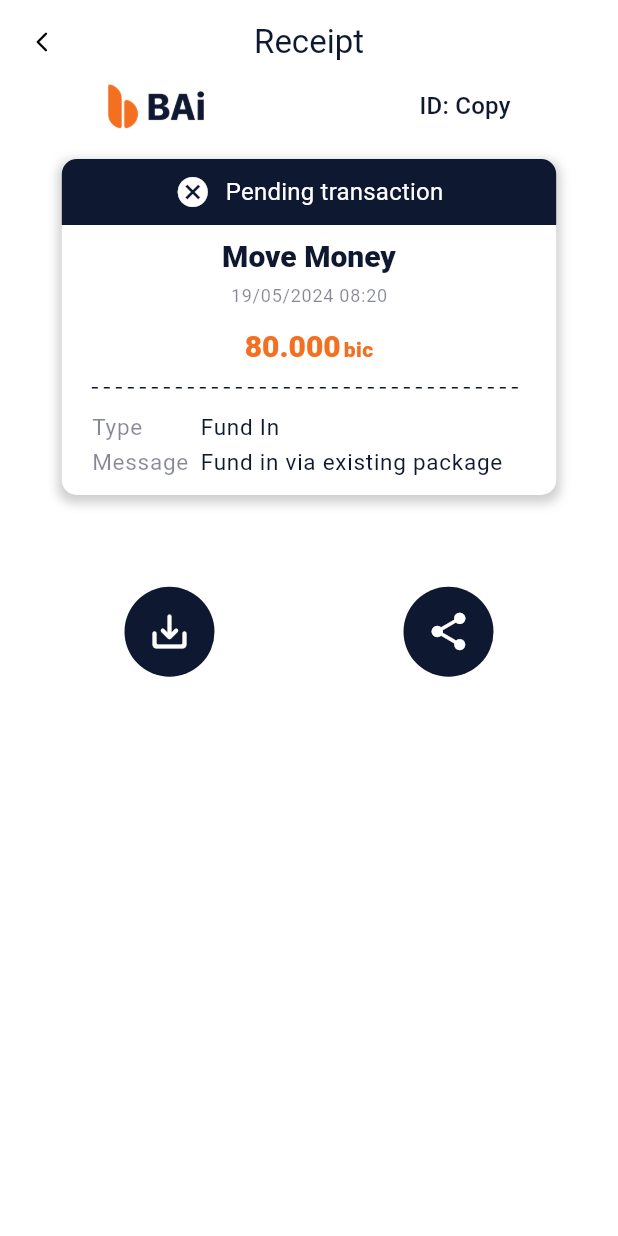
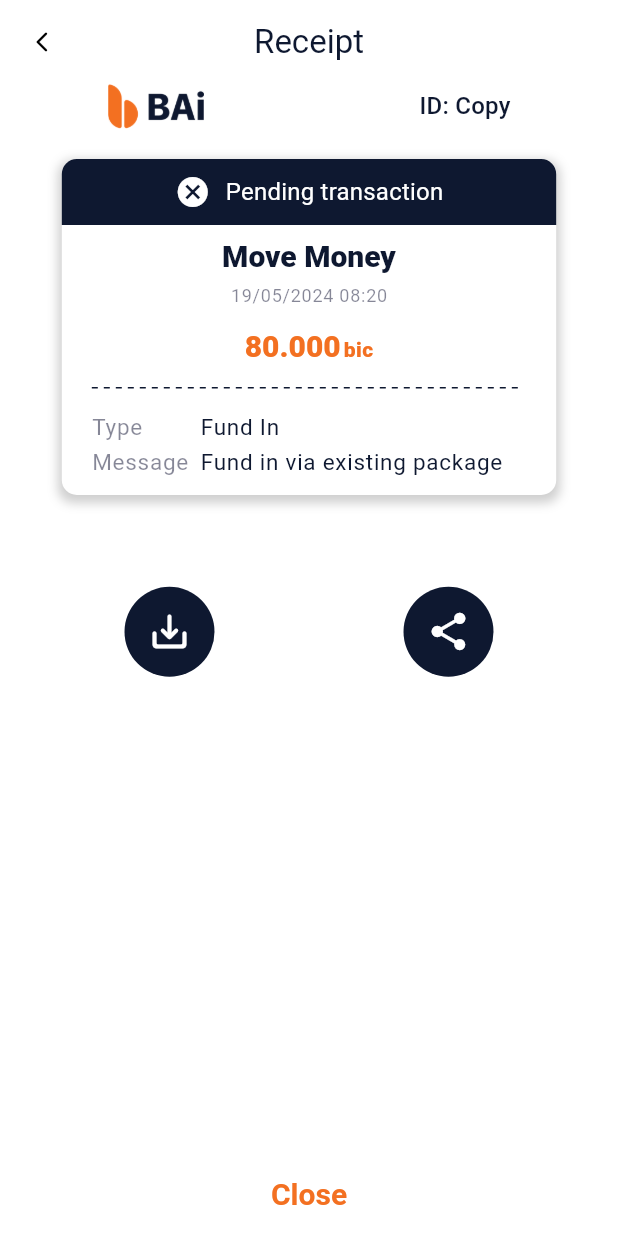
Before and after one commit to 3mallrice/fptu_bike_parking_system, a Flutter app: the ReceiptScreen screen opened by its route, on a phone screen of 412 x 824 dp. Run offline on Flutter 3.47's test engine with Material 3 defaults, Android fonts, the light colour scheme and no system bars; drawn by our look-alikes of dotted_line; our stand-ins replace firebase_core, firebase_storage, flutter_image_slideshow, font_awesome_flutter, geolocator, google_fonts and 8 more; missing offline and left inert: transition, widgets_to_image; accounts and stored records are empty.

Commit message:
[3mallrice][fix receipt screen]

```diff
--- a/lib/representation/receipt.dart
+++ b/lib/representation/receipt.dart
@@ -2,7 +2,9 @@ import 'package:dotted_line/dotted_line.dart';
 import 'package:flutter/material.dart';
 import 'package:fptu_bike_parking_system/component/app_bar_component.dart';
 import 'package:fptu_bike_parking_system/component/shadow_container.dart';
+import 'package:fptu_bike_parking_system/core/const/frondend/message.dart';
 import 'package:fptu_bike_parking_system/core/helper/asset_helper.dart';
+import 'package:logger/logger.dart';
 
 class ReceiptScreen extends StatefulWidget {
   const ReceiptScreen({super.key});
@@ -14,13 +16,15 @@ class ReceiptScreen extends StatefulWidget {
 }
 
 class _ReceiptScreenState extends State<ReceiptScreen> {
+  String status = "pending";
+  Color? statusColor;
+  String? statusText;
+  IconData? statusIcon;
+
+  var log = Logger();
+
   @override
   Widget build(BuildContext context) {
-    String status = "pending";
-    Color statusColor;
-    String statusText;
-    IconData statusIcon;
-
     switch (status) {
       case "fail":
         statusColor = Theme.of(context).colorScheme.error;
@@ -96,7 +100,7 @@ class _ReceiptScreenState extends State<ReceiptScreen> {
                           ),
                           const SizedBox(width: 10),
                           Text(
-                            statusText,
+                            statusText ?? "N/A",
                             style: Theme.of(context)
                                 .textTheme
                                 .titleMedium!
@@ -272,6 +276,22 @@ class _ReceiptScreenState extends State<ReceiptScreen> {
           ),
         ),
       ),
+      floatingActionButtonLocation: FloatingActionButtonLocation.centerFloat,
+      floatingActionButton: Container(
+        alignment: Alignment.bottomCenter,
+        child: GestureDetector(
+          onTap: () {
+            log.e("Clicked!!");
+          },
+          child: Text(
+            LabelMessage.close,
+            style: Theme.of(context).textTheme.displayMedium!.copyWith(
+                  color: Theme.of(context).colorScheme.primary,
+                  fontSize: 20,
+                ),
+          ),
+        ),
+      ),
     );
   }
 
```
